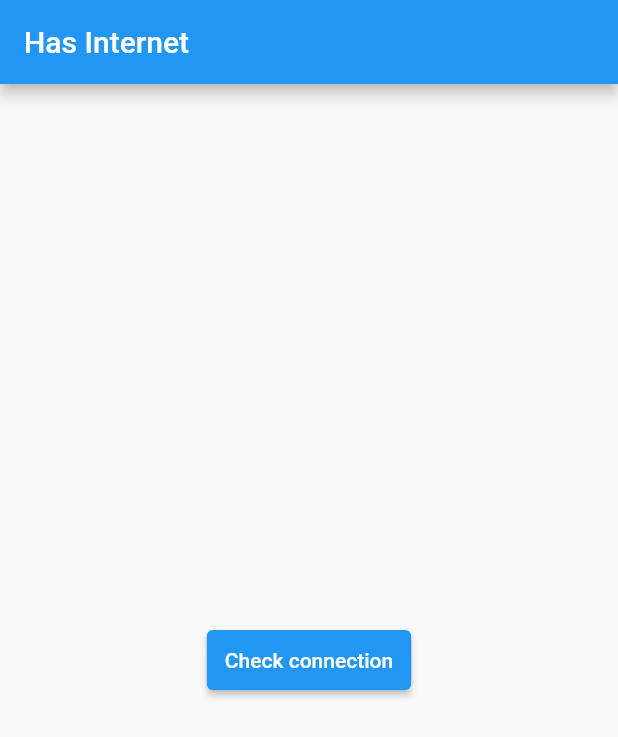
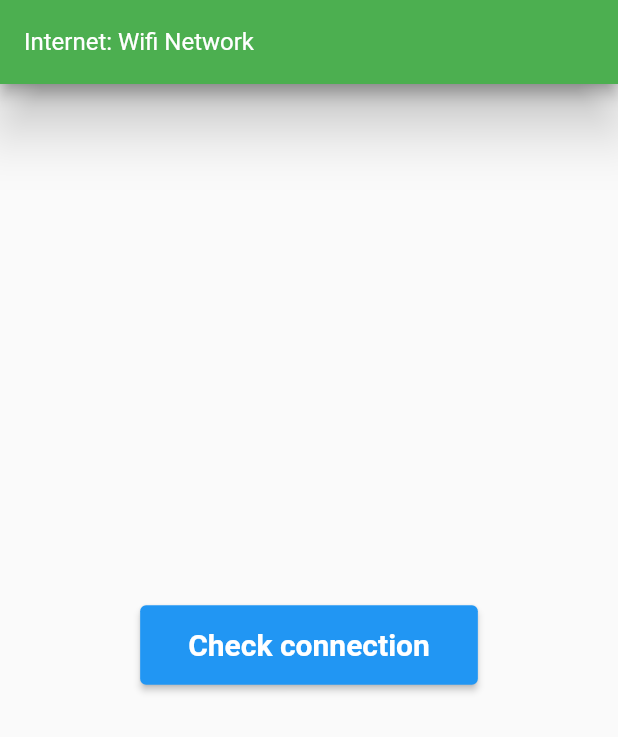
Before and after one commit to timi-petre/check_connection, a Flutter app: the screen it shows after launch, after a tap on "Check connection", on a phone screen of 412 x 824 dp. Shown: the top 737 px of the screen. Run offline on Flutter 3.47's test engine with Material 2 defaults, Android fonts, the light colour scheme and no system bars; drawn by our look-alikes of overlay_support; our stand-ins replace connectivity_plus, internet_connection_checker; missing offline and left inert: connectivity_plus_web.

Commit message:
internet_manually

```diff
--- a/lib/generated_plugin_registrant.dart
+++ b/lib/generated_plugin_registrant.dart
@@ -4,12 +4,12 @@
 
 // ignore_for_file: lines_longer_than_80_chars
 
-import 'package:connectivity_for_web/connectivity_for_web.dart';
+import 'package:connectivity_plus_web/connectivity_plus_web.dart';
 
 import 'package:flutter_web_plugins/flutter_web_plugins.dart';
 
 // ignore: public_member_api_docs
 void registerPlugins(Registrar registrar) {
-  ConnectivityPlugin.registerWith(registrar);
+  ConnectivityPlusPlugin.registerWith(registrar);
   registrar.registerMessageHandler();
 }
--- a/lib/main.dart
+++ b/lib/main.dart
@@ -1,8 +1,8 @@
 import 'dart:async';
 
-import 'package:check_connection/utils.dart';
-import 'package:connectivity/connectivity.dart';
+import 'package:connectivity_plus/connectivity_plus.dart';
 import 'package:flutter/material.dart';
+import 'package:internet_connection_checker/internet_connection_checker.dart';
 import 'package:overlay_support/overlay_support.dart';
 
 void main() {
@@ -12,13 +12,13 @@ void main() {
 class MyApp extends StatelessWidget {
   @override
   Widget build(BuildContext context) {
-    return OverlaySupport(
+    return OverlaySupport.global(
       child: MaterialApp(
-        title: 'Flutter Demo',
+        title: 'Check Connectivity',
         theme: ThemeData(
           primarySwatch: Colors.blue,
         ),
-        home: MyHomePage(title: 'Has Internet'),
+        home: MyHomePage(title: 'Check Connectivity'),
       ),
     );
   }
@@ -33,29 +33,31 @@ class MyHomePage extends StatefulWidget {
   _MyHomePageState createState() => _MyHomePageState();
 }
 
-void showConnectivitySnackBar(ConnectivityResult result) {
-  final hasInternet = result != ConnectivityResult.none;
-  final message =
-      hasInternet ? 'You have again ${result.toString()}' : 'You have internet';
-  final color = hasInternet ? Colors.green : Colors.red;
+class _MyHomePageState extends State<MyHomePage> {
+  late StreamSubscription subscription;
+  late StreamSubscription internetSubscription;
+  bool hasInternet = false;
+  ConnectivityResult result = ConnectivityResult.none;
 
-  BuildContext? context;
-  Utils.showTopSnackBar(context!, message, color);
-}
-
-class _MyHomePageState extends State<MyHomePage> {
-  StreamSubscription? subsription;
   @override
   void initState() {
     // TODO: implement initState
     super.initState();
-    subsription =
-        Connectivity().onConnectivityChanged.listen(showConnectivitySnackBar);
+    subscription = Connectivity().onConnectivityChanged.listen((result) {
+      setState(() => this.hasInternet = hasInternet);
+    });
+    internetSubscription =
+        InternetConnectionChecker().onStatusChange.listen((status) {
+      //sa verifice automat daca avem internet
+      final hasInternet = status == InternetConnectionStatus.connected;
+      setState(() => this.hasInternet = hasInternet);
+    });
   }
 
   @override
   void dispose() {
-    subsription!.cancel();
+    subscription.cancel();
+    internetSubscription.cancel();
     // TODO: implement dispose
     super.dispose();
   }
@@ -65,16 +67,57 @@ class _MyHomePageState extends State<MyHomePage> {
     return Scaffold(
       appBar: AppBar(
         title: Text(widget.title),
+        brightness: Brightness.dark,
       ),
-      body: Center(
-        child: ElevatedButton(
-          style: ElevatedButton.styleFrom(padding: EdgeInsets.all(12)),
-          child: Text('Check connection'),
-          onPressed: () async {
-            final result = await Connectivity().checkConnectivity();
-            showConnectivitySnackBar(result);
-          },
-        ),
+      body: Column(
+        mainAxisAlignment: MainAxisAlignment.center,
+        children: [
+          Center(
+            child: ElevatedButton(
+              style: ElevatedButton.styleFrom(
+                padding: EdgeInsets.symmetric(horizontal: 32, vertical: 15),
+                textStyle: TextStyle(fontSize: 20, fontWeight: FontWeight.bold),
+              ),
+              child: Text('Check connection'),
+              onPressed: () async {
+                hasInternet = await InternetConnectionChecker().hasConnection;
+
+                result = await Connectivity().checkConnectivity();
+
+                final color = hasInternet ? Colors.green : Colors.red;
+                final text = hasInternet ? 'Internet' : 'No Internet';
+                if (result == ConnectivityResult.mobile) {
+                  showSimpleNotification(
+                    Text(
+                      '$text: Mobile Network',
+                      style: TextStyle(color: Colors.white),
+                    ),
+                    background: color,
+                  );
+                } else if (result == ConnectivityResult.wifi) {
+                  showSimpleNotification(
+                    Text(
+                      '$text: Wifi Network',
+                      style: TextStyle(color: Colors.white),
+                    ),
+                    background: color,
+                  );
+                } else {
+                  showSimpleNotification(
+                    Text(
+                      '$text: No Network',
+                      style: TextStyle(color: Colors.white),
+                    ),
+                    background: Colors.red,
+                  );
+                }
+              },
+            ),
+          ),
+          SizedBox(
+            height: 20,
+          ),
+        ],
       ),
     );
   }
--- a/lib/utils.dart
+++ /dev/null
@@ -1,11 +0,0 @@
-import 'package:flutter/material.dart';
-import 'package:overlay_support/overlay_support.dart';
-
-class Utils {
-  static void showTopSnackBar(BuildContext? context, String message, Color color) =>
-      showSimpleNotification(
-        Text('Internet Connectivity Update'),
-        subtitle: Text(message),
-        background: color,
-      );
-}
--- a/pubspec.yaml
+++ b/pubspec.yaml
@@ -3,7 +3,7 @@ description: A new Flutter project.
 
 # The following line prevents the package from being accidentally published to
 # pub.dev using `pub publish`. This is preferred for private packages.
-publish_to: 'none' # Remove this line if you wish to publish to pub.dev
+publish_to: "none" # Remove this line if you wish to publish to pub.dev
 
 # The following defines the version and build number for your application.
 # A version number is three numbers separated by dots, like 1.2.43
@@ -21,10 +21,11 @@ environment:
   sdk: ">=2.12.0 <3.0.0"
 
 dependencies:
-  connectivity: ^3.0.6
+  connectivity_plus: ^1.0.6
   cupertino_icons: ^1.0.2
   flutter:
     sdk: flutter
+  internet_connection_checker: ^0.0.1+2
   overlay_support: ^1.2.1
 
 dev_dependencies:
@@ -35,7 +36,6 @@ dev_dependencies:
 # following page: https://dart.dev/tools/pub/pubspec
 # The following section is specific to Flutter.
 flutter:
-
   # The following line ensures that the Material Icons font is
   # included with your application, so that you can use the icons in
   # the material Icons class.
```
Also changed, not shown: 2 other files.
